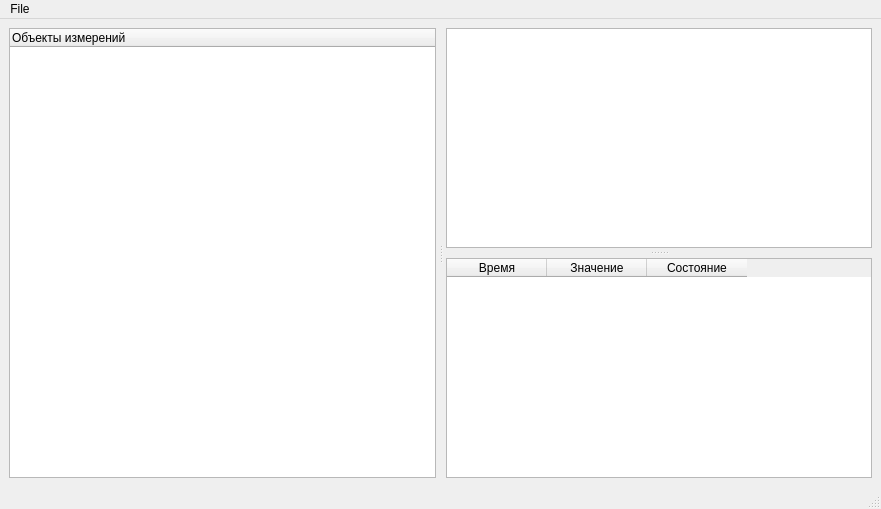
First picture: the form in src/main_window.ui, repository boris-r-v/STD.Sizing.Viewer, before the edit.
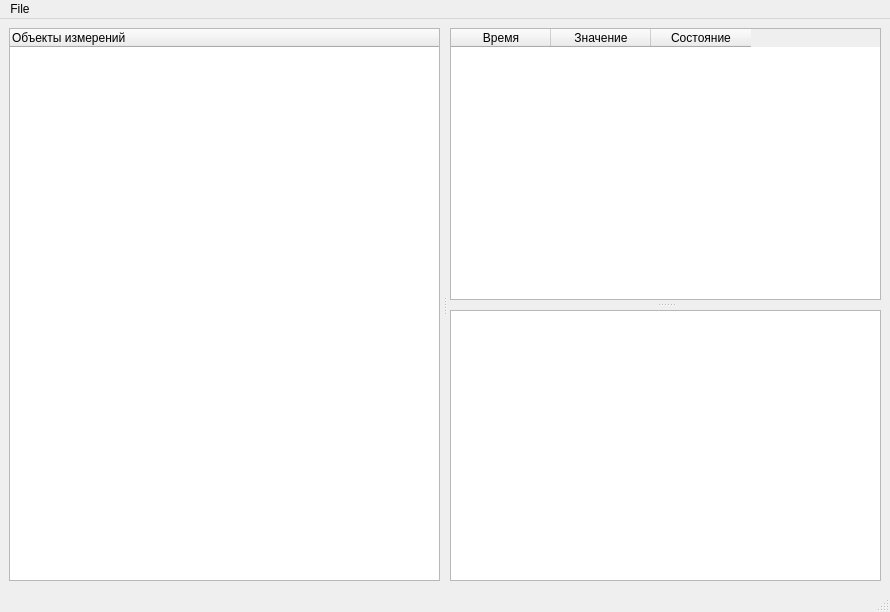
Second picture: the form after the edit. Custom widgets are drawn as their Qt base class.

```diff
--- a/src/main_window.ui
+++ b/src/main_window.ui
@@ -6,8 +6,8 @@
    <rect>
     <x>0</x>
     <y>0</y>
-    <width>881</width>
-    <height>490</height>
+    <width>890</width>
+    <height>612</height>
    </rect>
   </property>
   <property name="windowTitle">
@@ -46,14 +46,9 @@
        <property name="handleWidth">
         <number>10</number>
        </property>
-       <widget class="PlotWidget" name="chart_view">
-        <property name="minimumSize">
-         <size>
-          <width>30</width>
-          <height>220</height>
-         </size>
-        </property>
-       </widget>
+       <property name="childrenCollapsible">
+        <bool>true</bool>
+       </property>
        <widget class="QTableWidget" name="table_view">
         <property name="minimumSize">
          <size>
@@ -80,6 +75,13 @@
          </property>
         </column>
        </widget>
+       <widget class="QWidget" name="verticalLayoutWidget">
+        <layout class="QVBoxLayout" name="graphis_layout">
+         <item>
+          <widget class="MplWidget" name="graphic_view"/>
+         </item>
+        </layout>
+       </widget>
       </widget>
      </widget>
     </item>
@@ -91,7 +93,7 @@
     <rect>
      <x>0</x>
      <y>0</y>
-     <width>881</width>
+     <width>890</width>
      <height>20</height>
     </rect>
    </property>
@@ -133,9 +135,9 @@
  </widget>
  <customwidgets>
   <customwidget>
-   <class>PlotWidget</class>
+   <class>MplWidget</class>
    <extends>QGraphicsView</extends>
-   <header>pyqtgraph</header>
+   <header>mplwidget</header>
   </customwidget>
  </customwidgets>
  <resources/>
```
